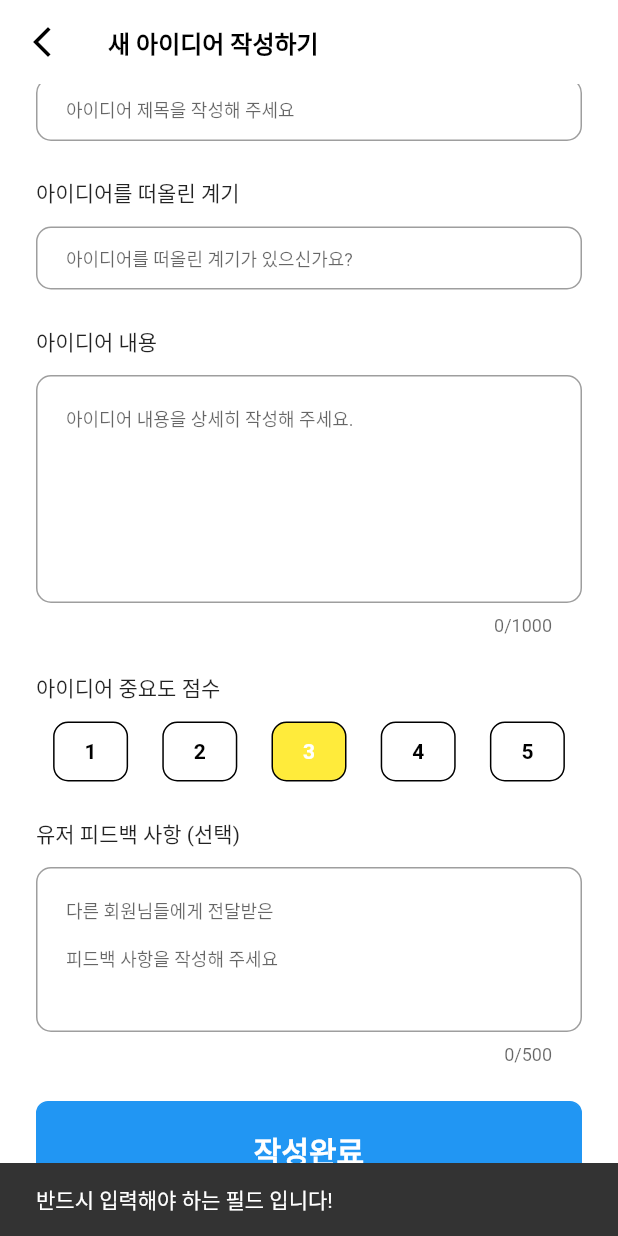
After one commit to academy3746/idea_note3, a Flutter app: the EditScreen screen opened by its route, scrolled down 61 dp, after a tap on "작성완료", on a phone screen of 412 x 824 dp. The commit adds this screen. Run offline on Flutter 3.47's test engine with Material 2 defaults, Android fonts, the phone set to English and light mode, and no system bars; our stand-ins replace flutter_rating_bar, font_awesome_flutter, sqflite; accounts and stored records are empty.

Commit message:
게시물 등록 로직

```diff
--- /dev/null
+++ b/lib/features/screens/edit_screen.dart
@@ -0,0 +1,264 @@
+import 'package:flutter/material.dart';
+import 'package:idea_note3/constants/sizes.dart';
+import 'package:idea_note3/data/db_config.dart';
+import 'package:idea_note3/data/db_helper.dart';
+import 'package:idea_note3/features/widgets/confirm_button.dart';
+import 'package:idea_note3/features/widgets/importance_button.dart';
+import 'package:idea_note3/features/widgets/post_handler.dart';
+import 'package:idea_note3/features/widgets/text_field_controller.dart';
+
+class EditScreen extends StatefulWidget {
+  const EditScreen({
+    super.key,
+    this.ideaInfo,
+  });
+
+  static String routeName = "/edit";
+
+  final IdeaInfo? ideaInfo;
+
+  @override
+  State<EditScreen> createState() => _EditScreenState();
+}
+
+class _EditScreenState extends State<EditScreen> {
+  /// Initialize Database Helper
+  final _dbHelper = DatabaseHelper();
+
+  /// Text Input Field Status
+  final TextEditingController _titleController = TextEditingController();
+  final TextEditingController _motiveController = TextEditingController();
+  final TextEditingController _contentController = TextEditingController();
+  final TextEditingController _feedbackController = TextEditingController();
+
+  /// Importance Select Status
+  bool isClicked01 = false;
+  bool isClicked02 = false;
+  bool isClicked03 = true;
+  bool isClicked04 = false;
+  bool isClicked05 = false;
+
+  /// Selected Importance Score Status: Default is 3
+  int importanceScore = 3;
+
+  /// Keyboard Unfocus
+  void _keyboardUnfocus() {
+    FocusScope.of(context).unfocus();
+  }
+
+  /// 게시물 등록 or 수정
+  Future<void> _editComplete() async {
+    PostHandler postHandler = PostHandler(
+      context: context,
+      titleValue: _titleController.text.toString(),
+      motiveValue: _motiveController.text.toString(),
+      contentValue: _contentController.text.toString(),
+      feedbackValue: _feedbackController.text.toString(),
+      score: importanceScore,
+      databaseHelper: _dbHelper,
+      ideaInfo: widget.ideaInfo,
+    );
+
+    await postHandler.databaseHandler();
+  }
+
+  void _initClickedStatus() {
+    isClicked01 = false;
+    isClicked02 = false;
+    isClicked03 = false;
+    isClicked04 = false;
+    isClicked05 = false;
+  }
+
+  @override
+  void initState() {
+    super.initState();
+
+    _titleController;
+    _motiveController;
+    _contentController;
+    _feedbackController;
+  }
+
+  @override
+  void dispose() {
+    _titleController.dispose();
+    _motiveController.dispose();
+    _contentController.dispose();
+    _feedbackController.dispose();
+
+    super.dispose();
+  }
+
+  @override
+  Widget build(BuildContext context) {
+    return Scaffold(
+      backgroundColor: Colors.white,
+      appBar: AppBar(
+        backgroundColor: Colors.white,
+        elevation: 0,
+        title: const Text(
+          "새 아이디어 작성하기",
+          style: TextStyle(
+              color: Colors.black,
+              fontSize: Sizes.size16,
+              fontWeight: FontWeight.bold),
+        ),
+        leading: GestureDetector(
+          onTap: () {
+            Navigator.pop(context);
+          },
+          child: const Icon(
+            Icons.arrow_back_ios_new,
+            size: Sizes.size24,
+            color: Colors.black,
+          ),
+        ),
+      ),
+      body: GestureDetector(
+        onTap: _keyboardUnfocus,
+        child: SingleChildScrollView(
+          physics: const AlwaysScrollableScrollPhysics(),
+          scrollDirection: Axis.vertical,
+          child: Padding(
+            padding: const EdgeInsets.all(Sizes.size24),
+            child: Column(
+              crossAxisAlignment: CrossAxisAlignment.start,
+              mainAxisAlignment: MainAxisAlignment.start,
+              children: [
+                /// title
+                const Text("제목"),
+                TextFieldController(
+                  controller: _titleController,
+                  height: Sizes.size42,
+                  vertical: 0,
+                  horizontal: Sizes.size20,
+                  hintText: "아이디어 제목을 작성해 주세요",
+                  textInputAction: TextInputAction.next,
+                ),
+
+                /// motive
+                const Text("아이디어를 떠올린 계기"),
+                TextFieldController(
+                  controller: _motiveController,
+                  height: Sizes.size42,
+                  vertical: 0,
+                  horizontal: Sizes.size20,
+                  hintText: "아이디어를 떠올린 계기가 있으신가요?",
+                  textInputAction: TextInputAction.next,
+                ),
+
+                /// content
+                const Text("아이디어 내용"),
+                TextFieldController(
+                  controller: _contentController,
+                  vertical: Sizes.size20,
+                  horizontal: Sizes.size20,
+                  maxLines: 8,
+                  maxLength: 1000,
+                  hintText: "아이디어 내용을 상세히 작성해 주세요.",
+                ),
+
+                /// importance
+                const Text("아이디어 중요도 점수"),
+                Container(
+                  margin: const EdgeInsets.only(
+                    top: Sizes.size12,
+                    bottom: Sizes.size24,
+                  ),
+                  child: Row(
+                    mainAxisAlignment: MainAxisAlignment.spaceAround,
+                    children: [
+                      GestureDetector(
+                        child: ImportanceButton(
+                          importanceScore: 1,
+                          isClicked: isClicked01,
+                        ),
+                        onTap: () {
+                          _initClickedStatus();
+                          setState(() {
+                            isClicked01 = true;
+                            importanceScore = 1;
+                          });
+                        },
+                      ),
+                      GestureDetector(
+                        child: ImportanceButton(
+                          importanceScore: 2,
+                          isClicked: isClicked02,
+                        ),
+                        onTap: () {
+                          _initClickedStatus();
+                          setState(() {
+                            isClicked02 = true;
+                            importanceScore = 2;
+                          });
+                        },
+                      ),
+                      GestureDetector(
+                        child: ImportanceButton(
+                          importanceScore: 3,
+                          isClicked: isClicked03,
+                        ),
+                        onTap: () {
+                          _initClickedStatus();
+                          setState(() {
+                            isClicked03 = true;
+                            importanceScore = 3;
+                          });
+                        },
+                      ),
+                      GestureDetector(
+                        child: ImportanceButton(
+                          importanceScore: 4,
+                          isClicked: isClicked04,
+                        ),
+                        onTap: () {
+                          _initClickedStatus();
+                          setState(() {
+                            isClicked04 = true;
+                            importanceScore = 4;
+                          });
+                        },
+                      ),
+                      GestureDetector(
+                        child: ImportanceButton(
+                          importanceScore: 5,
+                          isClicked: isClicked05,
+                        ),
+                        onTap: () {
+                          _initClickedStatus();
+                          setState(() {
+                            isClicked05 = true;
+                            importanceScore = 5;
+                          });
+                        },
+                      ),
+                    ],
+                  ),
+                ),
+
+                /// feedback
+                const Text("유저 피드백 사항 (선택)"),
+                TextFieldController(
+                  controller: _feedbackController,
+                  vertical: Sizes.size20,
+                  horizontal: Sizes.size20,
+                  maxLines: 5,
+                  maxLength: 500,
+                  hintText: "다른 회원님들에게 전달받은\n\n피드백 사항을 작성해 주세요",
+                ),
+
+                /// Confirm or Edit Button
+                GestureDetector(
+                  onTap: _editComplete,
+                  child: const ConfirmButton(status: "작성완료"),
+                ),
+              ],
+            ),
+          ),
+        ),
+      ),
+    );
+  }
+}
--- a/lib/features/screens/main_screen/main_screen.dart
+++ b/lib/features/screens/main_screen/main_screen.dart
@@ -2,6 +2,7 @@ import 'package:flutter/material.dart';
 import 'package:idea_note3/constants/sizes.dart';
 import 'package:idea_note3/data/db_config.dart';
 import 'package:idea_note3/data/db_helper.dart';
+import 'package:idea_note3/features/screens/edit_screen.dart';
 import 'package:idea_note3/features/widgets/back_handler_button.dart';
 import 'package:idea_note3/features/widgets/idea_list_builder.dart';
 
@@ -32,7 +33,7 @@ class _MainScreenState extends State<MainScreen> {
     /// Append DB Instances to Array
     lstIdeaInfo = await dbHelper.selectIdeaInfo();
 
-    /// SELECT * FROM jh_write_idea WHERE (1) ORDER BY datetime DESC
+    /// SELECT * FROM `jh_write_idea` WHERE (1) ORDER BY datetime DESC
     lstIdeaInfo.sort(
       (IdeaInfo a, IdeaInfo b) => b.dateTime.compareTo(a.dateTime),
     );
@@ -43,7 +44,7 @@ class _MainScreenState extends State<MainScreen> {
     await dbHelper.initDatabase();
     await dbHelper.insertIdeaInfo(
       IdeaInfo(
-        title: "# 해병 수육을 만드는 방법",
+        title: "해병 수육을 만드는 방법",
         motive: "황근출 해병님의 해병 제트킥을 맞아보고서 생각난 아이디어",
         content: "막사에 아무렇게나 굴러 다니는 황룡을 잡아서 수육으로 만들자!",
         importance: 4,
@@ -97,7 +98,12 @@ class _MainScreenState extends State<MainScreen> {
         ),
         floatingActionButton: FloatingActionButton(
           backgroundColor: Theme.of(context).primaryColor.withOpacity(0.7),
-          onPressed: () {},
+          onPressed: () async {
+            Navigator.pushNamed(
+              context,
+              EditScreen.routeName,
+            );
+          },
           child: Image.asset(
             "assets/images/post.png",
             color: Colors.white,
--- /dev/null
+++ b/lib/features/widgets/confirm_button.dart
@@ -0,0 +1,38 @@
+import 'package:flutter/material.dart';
+import 'package:idea_note3/constants/sizes.dart';
+
+class ConfirmButton extends StatelessWidget {
+  const ConfirmButton({
+    super.key,
+    required this.status,
+  });
+
+  final String status;
+
+  @override
+  Widget build(BuildContext context) {
+    return Container(
+      height: Sizes.size66,
+      alignment: Alignment.center,
+      decoration: ShapeDecoration(
+        color: Colors.blue,
+        shape: RoundedRectangleBorder(
+          side: const BorderSide(
+            width: 1,
+            color: Colors.blue,
+          ),
+          borderRadius: BorderRadius.circular(
+            Sizes.size8,
+          ),
+        ),
+      ),
+      child: Text(
+        status,
+        style: const TextStyle(
+            color: Colors.white,
+            fontSize: Sizes.size20,
+            fontWeight: FontWeight.bold),
+      ),
+    );
+  }
+}
--- /dev/null
+++ b/lib/features/widgets/importance_button.dart
@@ -0,0 +1,41 @@
+import 'package:flutter/material.dart';
+import 'package:idea_note3/constants/sizes.dart';
+
+class ImportanceButton extends StatelessWidget {
+  const ImportanceButton({
+    super.key,
+    required this.importanceScore,
+    required this.isClicked,
+  });
+
+  final int importanceScore;
+  final bool isClicked;
+
+  @override
+  Widget build(BuildContext context) {
+    return Container(
+      alignment: Alignment.center,
+      height: Sizes.size40,
+      width: Sizes.size50,
+      decoration: ShapeDecoration(
+        color: isClicked ? Theme.of(context).primaryColor : Colors.white,
+        shape: RoundedRectangleBorder(
+          side: const BorderSide(
+            width: 1,
+            color: Colors.black,
+          ),
+          borderRadius: BorderRadius.circular(
+            Sizes.size10,
+          ),
+        ),
+      ),
+      child: Text(
+        importanceScore.toString(),
+        style: TextStyle(
+          fontWeight: FontWeight.bold,
+          color: isClicked ? Colors.white : Colors.black,
+        ),
+      ),
+    );
+  }
+}
--- /dev/null
+++ b/lib/features/widgets/post_handler.dart
@@ -0,0 +1,62 @@
+import 'package:flutter/material.dart';
+import 'package:idea_note3/data/db_config.dart';
+import 'package:idea_note3/data/db_helper.dart';
+
+class PostHandler {
+  final BuildContext context;
+  final String titleValue;
+  final String motiveValue;
+  final String contentValue;
+  final String feedbackValue;
+  final int score;
+  final DatabaseHelper databaseHelper;
+  IdeaInfo? ideaInfo;
+
+  PostHandler({
+    required this.context,
+    required this.titleValue,
+    required this.motiveValue,
+    required this.contentValue,
+    required this.feedbackValue,
+    required this.score,
+    required this.databaseHelper,
+    this.ideaInfo,
+  });
+
+  Future<void> databaseHandler() async {
+    /// Validation
+    if (titleValue.isEmpty || motiveValue.isEmpty || contentValue.isEmpty) {
+      ScaffoldMessenger.of(context).showSnackBar(
+        const SnackBar(
+          content: Text("반드시 입력해야 하는 필드 입니다!"),
+          duration: Duration(seconds: 3),
+        ),
+      );
+      return;
+    }
+
+    /// value.isEmpty ? "INSERT" : "UPDATE"
+    if (ideaInfo == null) {
+      var ideaInfo = IdeaInfo(
+        title: titleValue,
+        motive: motiveValue,
+        content: contentValue,
+        importance: score,
+        feedback: feedbackValue.isNotEmpty ? feedbackValue : "",
+        dateTime: DateTime.now().millisecondsSinceEpoch,
+      );
+
+      await setInsertIdeaInfo(ideaInfo);
+
+      if (context.mounted) {
+        Navigator.pop(context);
+      }
+    }
+  }
+
+  /// INSERT data to DB Server
+  Future<void> setInsertIdeaInfo(IdeaInfo ideaInfo) async {
+    await databaseHelper.initDatabase();
+    await databaseHelper.insertIdeaInfo(ideaInfo);
+  }
+}
--- /dev/null
+++ b/lib/features/widgets/text_field_controller.dart
@@ -0,0 +1,62 @@
+import 'package:flutter/material.dart';
+import 'package:idea_note3/constants/sizes.dart';
+
+class TextFieldController extends StatelessWidget {
+  const TextFieldController({
+    super.key,
+    required this.controller,
+    required this.vertical,
+    required this.horizontal,
+    this.maxLines,
+    this.maxLength,
+    required this.hintText,
+    this.height,
+    this.textInputAction,
+  });
+
+  final TextEditingController controller;
+  final double vertical;
+  final double horizontal;
+  final int? maxLines;
+  final int? maxLength;
+  final String hintText;
+  final double? height;
+  final TextInputAction? textInputAction;
+
+  @override
+  Widget build(BuildContext context) {
+    return Container(
+      height: height,
+      margin: const EdgeInsets.only(
+        top: Sizes.size12,
+        bottom: Sizes.size24,
+      ),
+      child: TextField(
+        maxLines: maxLines,
+        maxLength: maxLength,
+        textInputAction: textInputAction,
+        decoration: InputDecoration(
+          hintText: hintText,
+          contentPadding: EdgeInsets.symmetric(
+            vertical: vertical,
+            horizontal: horizontal,
+          ),
+          border: OutlineInputBorder(
+            borderSide: BorderSide(
+              width: 1,
+              color: Colors.grey.shade400,
+            ),
+            borderRadius: BorderRadius.circular(
+              Sizes.size10,
+            ),
+          ),
+        ),
+        controller: controller,
+        style: const TextStyle(
+          color: Colors.black,
+          fontSize: Sizes.size12,
+        ),
+      ),
+    );
+  }
+}
--- a/lib/main.dart
+++ b/lib/main.dart
@@ -1,4 +1,6 @@
 import 'package:flutter/material.dart';
+import 'package:idea_note3/data/db_config.dart';
+import 'package:idea_note3/features/screens/edit_screen.dart';
 import 'package:idea_note3/features/screens/main_screen/main_screen.dart';
 import 'package:idea_note3/features/screens/splash_screen/splash_screen.dart';
 
@@ -24,6 +26,20 @@ class NoteApp extends StatelessWidget {
         SplashScreen.routeName: (context) => const SplashScreen(),
         MainScreen.routeName: (context) => const MainScreen(),
       },
+      onGenerateRoute: (RouteSettings settings) {
+        /// values.isEmpty ? "게시글 등록" : "게시글 수정"
+        if (settings.name == EditScreen.routeName) {
+          final IdeaInfo? ideaInfo = settings.arguments as IdeaInfo?;
+
+          /// 1. 게시글 등록
+          return MaterialPageRoute(
+            builder: (BuildContext context) {
+              return EditScreen(ideaInfo: ideaInfo);
+            },
+          );
+        }
+        return null;
+      },
     );
   }
 }
```
